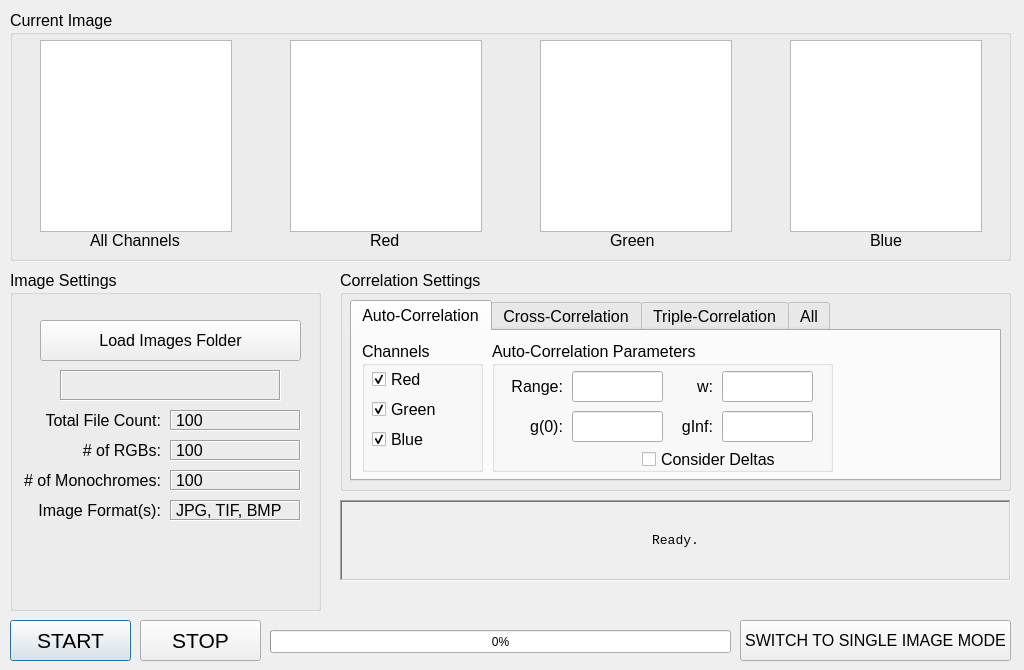
Before: the Qt Designer form local_GUI/batchv2.ui in nklose/ICS, drawn with Qt 5.
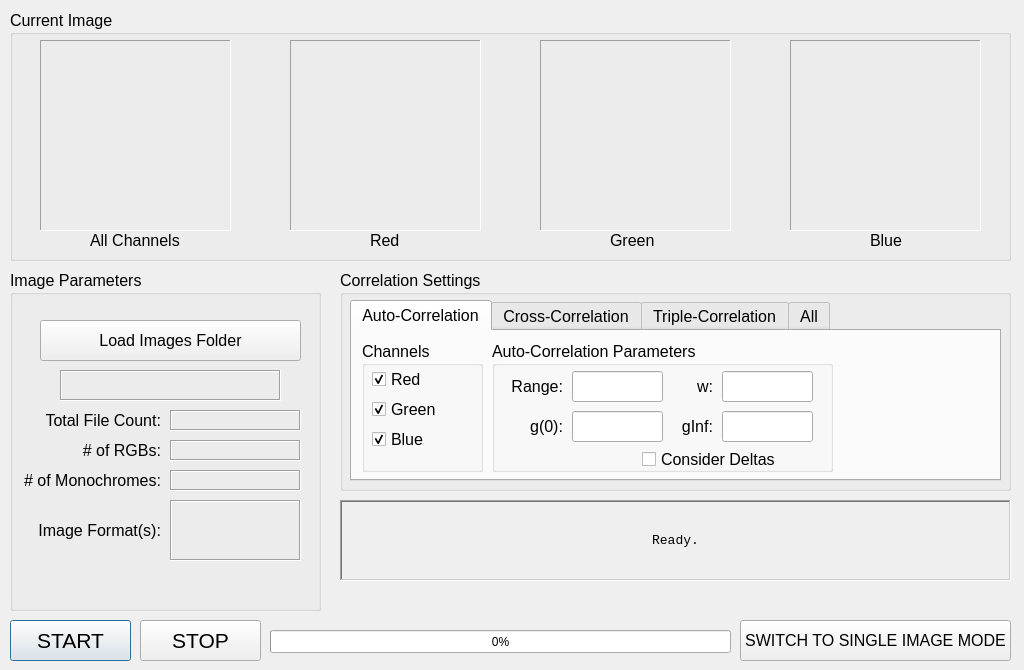
After: the same form once the commit is applied.

The edit to the form file:
```diff
--- a/local_GUI/batchv2.ui
+++ b/local_GUI/batchv2.ui
@@ -93,46 +93,6 @@
    <property name="checkable">
     <bool>false</bool>
    </property>
-   <widget class="QGraphicsView" name="imageRGB">
-    <property name="geometry">
-     <rect>
-      <x>30</x>
-      <y>30</y>
-      <width>192</width>
-      <height>192</height>
-     </rect>
-    </property>
-   </widget>
-   <widget class="QGraphicsView" name="imageRed">
-    <property name="geometry">
-     <rect>
-      <x>280</x>
-      <y>30</y>
-      <width>192</width>
-      <height>192</height>
-     </rect>
-    </property>
-   </widget>
-   <widget class="QGraphicsView" name="imageGreen">
-    <property name="geometry">
-     <rect>
-      <x>530</x>
-      <y>30</y>
-      <width>192</width>
-      <height>192</height>
-     </rect>
-    </property>
-   </widget>
-   <widget class="QGraphicsView" name="imageBlue">
-    <property name="geometry">
-     <rect>
-      <x>780</x>
-      <y>30</y>
-      <width>192</width>
-      <height>192</height>
-     </rect>
-    </property>
-   </widget>
    <widget class="QLabel" name="labelRGB">
     <property name="geometry">
      <rect>
@@ -205,6 +165,102 @@
      <string>Blue</string>
     </property>
    </widget>
+   <widget class="QLabel" name="imageRgb">
+    <property name="geometry">
+     <rect>
+      <x>30</x>
+      <y>30</y>
+      <width>191</width>
+      <height>191</height>
+     </rect>
+    </property>
+    <property name="font">
+     <font>
+      <pointsize>12</pointsize>
+     </font>
+    </property>
+    <property name="frameShape">
+     <enum>QFrame::Panel</enum>
+    </property>
+    <property name="frameShadow">
+     <enum>QFrame::Sunken</enum>
+    </property>
+    <property name="text">
+     <string/>
+    </property>
+   </widget>
+   <widget class="QLabel" name="imageRed">
+    <property name="geometry">
+     <rect>
+      <x>280</x>
+      <y>30</y>
+      <width>191</width>
+      <height>191</height>
+     </rect>
+    </property>
+    <property name="font">
+     <font>
+      <pointsize>12</pointsize>
+     </font>
+    </property>
+    <property name="frameShape">
+     <enum>QFrame::Panel</enum>
+    </property>
+    <property name="frameShadow">
+     <enum>QFrame::Sunken</enum>
+    </property>
+    <property name="text">
+     <string/>
+    </property>
+   </widget>
+   <widget class="QLabel" name="imageGreen">
+    <property name="geometry">
+     <rect>
+      <x>530</x>
+      <y>30</y>
+      <width>191</width>
+      <height>191</height>
+     </rect>
+    </property>
+    <property name="font">
+     <font>
+      <pointsize>12</pointsize>
+     </font>
+    </property>
+    <property name="frameShape">
+     <enum>QFrame::Panel</enum>
+    </property>
+    <property name="frameShadow">
+     <enum>QFrame::Sunken</enum>
+    </property>
+    <property name="text">
+     <string/>
+    </property>
+   </widget>
+   <widget class="QLabel" name="imageBlue">
+    <property name="geometry">
+     <rect>
+      <x>780</x>
+      <y>30</y>
+      <width>191</width>
+      <height>191</height>
+     </rect>
+    </property>
+    <property name="font">
+     <font>
+      <pointsize>12</pointsize>
+     </font>
+    </property>
+    <property name="frameShape">
+     <enum>QFrame::Panel</enum>
+    </property>
+    <property name="frameShadow">
+     <enum>QFrame::Sunken</enum>
+    </property>
+    <property name="text">
+     <string/>
+    </property>
+   </widget>
   </widget>
   <widget class="QGroupBox" name="imageSettingsGroup">
    <property name="geometry">
@@ -221,7 +277,7 @@
     </font>
    </property>
    <property name="title">
-    <string>Image Settings</string>
+    <string>Image Parameters</string>
    </property>
    <widget class="QPushButton" name="loadButton">
     <property name="geometry">
@@ -256,7 +312,7 @@
     <property name="geometry">
      <rect>
       <x>10</x>
-      <y>230</y>
+      <y>250</y>
       <width>141</width>
       <height>21</height>
      </rect>
@@ -284,7 +340,7 @@
      <enum>QFrame::Sunken</enum>
     </property>
     <property name="text">
-     <string>100</string>
+     <string/>
     </property>
    </widget>
    <widget class="QLabel" name="formatsList">
@@ -293,7 +349,7 @@
       <x>160</x>
       <y>230</y>
       <width>131</width>
-      <height>21</height>
+      <height>61</height>
      </rect>
     </property>
     <property name="frameShape">
@@ -303,7 +359,13 @@
      <enum>QFrame::Sunken</enum>
     </property>
     <property name="text">
-     <string>JPG, TIF, BMP</string>
+     <string/>
+    </property>
+    <property name="alignment">
+     <set>Qt::AlignCenter</set>
+    </property>
+    <property name="wordWrap">
+     <bool>true</bool>
     </property>
    </widget>
    <widget class="QLabel" name="rgbCount">
@@ -322,7 +384,7 @@
      <enum>QFrame::Sunken</enum>
     </property>
     <property name="text">
-     <string>100</string>
+     <string/>
     </property>
    </widget>
    <widget class="QLabel" name="numRgbLabel">
@@ -373,7 +435,7 @@
      <enum>QFrame::Sunken</enum>
     </property>
     <property name="text">
-     <string>100</string>
+     <string/>
     </property>
    </widget>
    <widget class="QLabel" name="folderLabel">
```
Left out of the diff: 4 changed lines with no effect on the pictures.
